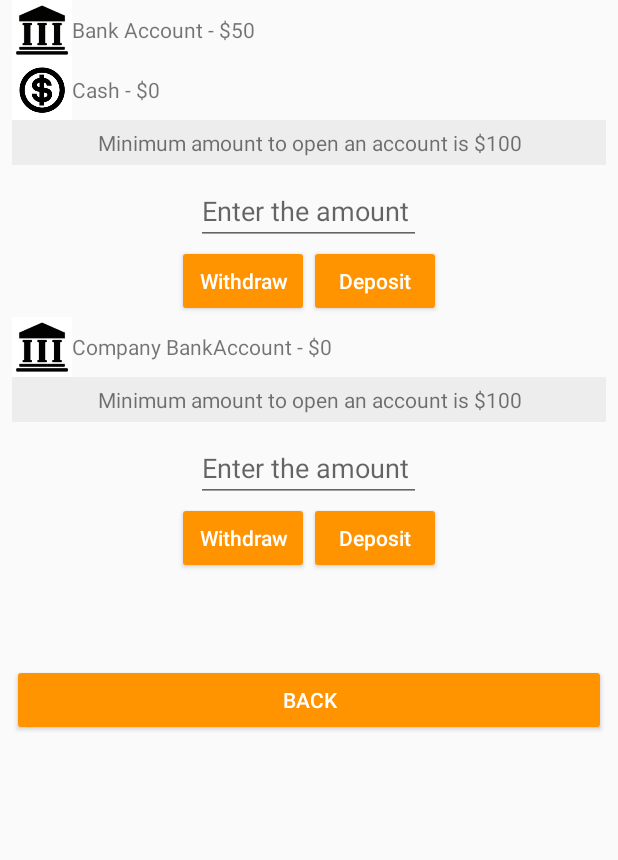
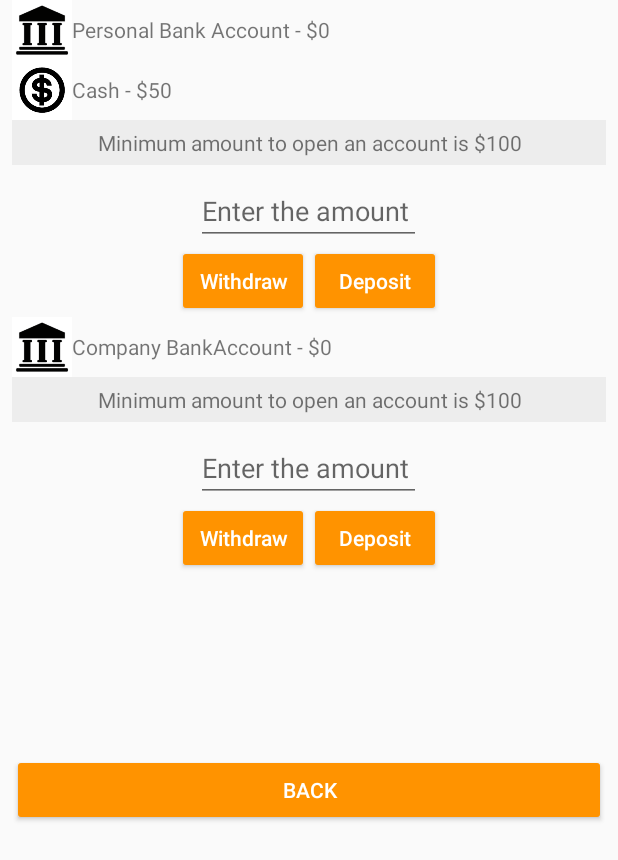
Before and after one commit to piashan/TG, an Android app: the fragment BankAccountFragment shown on its own in the app's theme, on a phone screen of 412 x 824 dp. Shown: the top 860 px of the screen. Run offline under Robolectric (Android 15) with nearby library versions, the phone set to English and light mode, and no system bars.

Commit message:
change Cassh stop rotation added database Personal bank account and company bank account

```diff
--- a/app/src/main/AndroidManifest.xml
+++ b/app/src/main/AndroidManifest.xml
@@ -12,7 +12,8 @@
         android:label="@string/app_name"
         android:supportsRtl="true"
         android:theme="@style/AppTheme">
-        <activity android:name=".MainActivity">
+        <activity android:name=".MainActivity"
+            android:screenOrientation="portrait">
             <intent-filter>
                 <action android:name="android.intent.action.MAIN" />
 
--- a/app/src/main/java/mp/piash/tg/database/TechGaintContract.java
+++ b/app/src/main/java/mp/piash/tg/database/TechGaintContract.java
@@ -12,7 +12,7 @@ public class TechGaintContract extends DatabaseHelper {
     private static final String SQL_CREATE_ENTRIES =
             "CREATE TABLE " + TechGaintTableColumns.TABLE_NAME + " ( " +
                     TechGaintTableColumns._ID +  " INTEGER"+ " PRIMERY KEY, "
-                    + TechGaintTableColumns.BANKACCOUNT +  " INTEGER," + TechGaintTableColumns.HEALTH +  " REAL," + TechGaintTableColumns.EXPERIENCE +  " REAL," + TechGaintTableColumns.COMPANY_EXPERIENCE +  " REAL" +" );";
+                    + TechGaintTableColumns.CASH +  " INTEGER," + TechGaintTableColumns.PERSONAL_BANK_ACCOUNT +  " INTEGER," + TechGaintTableColumns.COMPANY_BANK_ACCOUNT +  " INTEGER," + TechGaintTableColumns.HEALTH +  " REAL," + TechGaintTableColumns.EXPERIENCE +  " REAL," + TechGaintTableColumns.COMPANY_EXPERIENCE +  " REAL" +" );";
     private static final String SQL_CREATE_ENTRIES_TWO =
             "CREATE TABLE " + TechGaintTableColumns.TABLE_NAME_TWO+ " ( " +
                     TechGaintTableColumns._ID +  " INTEGER"+ " PRIMERY KEY, "
@@ -31,7 +31,12 @@ public class TechGaintContract extends DatabaseHelper {
         db.execSQL(SQL_CREATE_ENTRIES);
         db.execSQL(SQL_CREATE_ENTRIES_TWO);
         db.execSQL("insert into " + TechGaintTableColumns.TABLE_NAME + "(" + TechGaintTableColumns._ID   + ","
-                + TechGaintTableColumns.BANKACCOUNT + "," + TechGaintTableColumns.HEALTH + "," + TechGaintTableColumns.EXPERIENCE + "," + TechGaintTableColumns.COMPANY_EXPERIENCE + ") values(0,50,0,0,0)");
+                + TechGaintTableColumns.CASH + ","
+                + TechGaintTableColumns.PERSONAL_BANK_ACCOUNT + ","
+                + TechGaintTableColumns.COMPANY_BANK_ACCOUNT + ","
+                + TechGaintTableColumns.HEALTH + ","
+                + TechGaintTableColumns.EXPERIENCE + ","
+                + TechGaintTableColumns.COMPANY_EXPERIENCE + ") values(0,50,0,0,0,0,0)");
 
     }
 
@@ -52,12 +57,13 @@ public class TechGaintContract extends DatabaseHelper {
         public static final String TABLE_NAME = "TechGaintTableOne";
         public static final String TABLE_NAME_TWO = "TechGaintTableTwo";
         public static final String _ID = "Id";
-        public static final String BANKACCOUNT = "BankAccount";
-        public static final String COMPANYACCOUNT = "CompanyAccount";
-        public static final String HEALTH = "health";
-        public static final String EXPERIENCE = "experience";
-        public static final String COMPANY_EXPERIENCE = "companyexperience";
-        public static final String TRACE = "trace";
-        public static final String TITLE = "title";
+        public static final String CASH = "Cash";
+        public static final String PERSONAL_BANK_ACCOUNT = "PersonalBankAccount";
+        public static final String COMPANY_BANK_ACCOUNT = "CompanyBankAccount";
+        public static final String HEALTH = "Health";
+        public static final String EXPERIENCE = "Experience";
+        public static final String COMPANY_EXPERIENCE = "Companyexperience";
+        public static final String TRACE = "Trace";
+        public static final String TITLE = "Title";
     }
 }
--- a/app/src/main/java/mp/piash/tg/database/TechGaintHandler.java
+++ b/app/src/main/java/mp/piash/tg/database/TechGaintHandler.java
@@ -63,7 +63,7 @@ public class TechGaintHandler {
         ArrayList<Integer> contactList = new ArrayList<>();
 
         String[] projection = {
-                TechGaintContract.TechGaintTableColumns.BANKACCOUNT
+                TechGaintContract.TechGaintTableColumns.CASH
         };
         Cursor cursor = mDatabase.query(TechGaintContract.TechGaintTableColumns.TABLE_NAME, projection, null, null, null, null, null);
 
@@ -143,7 +143,7 @@ public class TechGaintHandler {
 
         this.open();
         ContentValues cv=new ContentValues();
-        cv.put(TechGaintContract.TechGaintTableColumns.BANKACCOUNT,balance);
+        cv.put(TechGaintContract.TechGaintTableColumns.CASH,balance);
 
 
         long check =mDatabase.update(TechGaintContract.TechGaintTableColumns.TABLE_NAME, cv, TechGaintContract.TechGaintTableColumns._ID + " = " + 0, null);
@@ -199,7 +199,7 @@ public class TechGaintHandler {
         this.open();
 
         Cursor cursor = mDatabase.query(TechGaintContract.TechGaintTableColumns.TABLE_NAME,
-                new String[]{TechGaintContract.TechGaintTableColumns._ID, TechGaintContract.TechGaintTableColumns.BANKACCOUNT},
+                new String[]{TechGaintContract.TechGaintTableColumns._ID, TechGaintContract.TechGaintTableColumns.CASH},
                 TechGaintContract.TechGaintTableColumns._ID + "=" + 0, null, null, null, null);
 
         cursor.moveToFirst();
--- a/app/src/main/java/mp/piash/tg/fragment/BankAccountFragment.java
+++ b/app/src/main/java/mp/piash/tg/fragment/BankAccountFragment.java
@@ -5,7 +5,6 @@ import android.app.Fragment;
 import android.content.DialogInterface;
 import android.os.Bundle;
 import android.support.v7.app.AlertDialog;
-import android.util.Log;
 import android.view.LayoutInflater;
 import android.view.View;
 import android.view.ViewGroup;
@@ -22,7 +21,9 @@ import mp.piash.tg.database.TechGaintHandler;
 public class BankAccountFragment extends Fragment {
 
     public static final String TAG ="Account";
-    private TextView mTextViewAccount;
+    private TextView mTextViewCash;
+    private TextView mTextViewPersonalBankAccount;
+    private TextView mTextViewCompanyBankAccount;
     private TextView mTextViewWithdraw;
     private TextView mTextViewDeposit;
     private TechGaintHandler mTechGaintHandler;
@@ -38,13 +39,14 @@ public class BankAccountFragment extends Fragment {
                              Bundle savedInstanceState) {
         // Inflate the layout for this fragment
         View view =  inflater.inflate(R.layout.fragment_bank_account, container, false);
-        mTextViewAccount = (TextView)view.findViewById(R.id.tvBankAccount);
+        mTextViewCash = (TextView)view.findViewById(R.id.tvCash);
+        mTextViewCompanyBankAccount = (TextView)view.findViewById(R.id.tvPersonalBankAccount);
         mTextViewWithdraw = (TextView)view.findViewById(R.id.tvWithdrawAmount);
         mTextViewDeposit = (TextView)view.findViewById(R.id.tvDepositAmount);
         mEditTextWithdrawAmount = (EditText)view.findViewById(R.id.etWithdrawAmount);
 
         mTechGaintHandler = new TechGaintHandler(getActivity());
-        mTextViewAccount.setText("Bank Account - $" +String.valueOf(mTechGaintHandler.getAllBalanceData().get(0)));
+        mTextViewCash.setText("Cash - $" +String.valueOf(mTechGaintHandler.getAllBalanceData().get(0)));
         clickEvent();
         return view;
     }
@@ -93,7 +95,7 @@ public class BankAccountFragment extends Fragment {
                 int total =  mTechGaintHandler.getAllBalanceData().get(0) + balance ;
                 mTechGaintHandler.updateBalance(total);
                 Toast.makeText(getActivity(), "your current Balance is "+mTechGaintHandler.getAllBalanceData().get(0), Toast.LENGTH_SHORT).show();
-                mTextViewAccount.setText("Bank Account - $" +String.valueOf(mTechGaintHandler.getAllBalanceData().get(0)));
+                mTextViewCash.setText("Cash - $" +String.valueOf(mTechGaintHandler.getAllBalanceData().get(0)));
                 dialog.dismiss();
             }
         });
@@ -125,7 +127,7 @@ public class BankAccountFragment extends Fragment {
                 int total = mTechGaintHandler.getAllBalanceData().get(0) - balance;
                 mTechGaintHandler.updateBalance(total);
                 Toast.makeText(getActivity(), "your current Balance is "+mTechGaintHandler.getAllBalanceData().get(0), Toast.LENGTH_SHORT).show();
-                mTextViewAccount.setText("Bank Account - $" +String.valueOf(mTechGaintHandler.getAllBalanceData().get(0)));
+                mTextViewCash.setText("Cash - $" +String.valueOf(mTechGaintHandler.getAllBalanceData().get(0)));
 
                 dialog.dismiss();
             }
--- a/app/src/main/res/layout/fragment_bank_account.xml
+++ b/app/src/main/res/layout/fragment_bank_account.xml
@@ -20,7 +20,7 @@
         <TextView
             android:layout_width="match_parent"
             android:layout_height="wrap_content"
-            android:id="@+id/tvBankAccount"
+            android:id="@+id/tvPersonalBankAccount"
             android:text="Personal Bank Account - $0"
             android:layout_gravity="center_vertical" />
     </LinearLayout>
@@ -89,7 +89,7 @@
         <TextView
             android:layout_width="match_parent"
             android:layout_height="wrap_content"
-            android:id="@+id/tvBankAccountCompany"
+            android:id="@+id/tvCompanyBankAccount"
             android:text="Company BankAccount - $0"
             android:layout_gravity="center_vertical" />
     </LinearLayout>
@@ -134,7 +134,7 @@
         android:layout_width="match_parent"
         android:layout_height="wrap_content"
         android:id="@+id/BackButton"
-        android:layout_marginTop="60dp"
+        android:layout_marginTop="120dp"
         android:textColor="@android:color/white"
         android:backgroundTint="@color/coloryellow"
         android:text="Back"/>
--- a/app/src/main/res/layout/fragment_detail.xml
+++ b/app/src/main/res/layout/fragment_detail.xml
@@ -18,7 +18,7 @@
         <TextView
             android:layout_width="match_parent"
             android:layout_height="wrap_content"
-            android:id="@+id/tvBankAccount"
+            android:id="@+id/tvPersonalBankAccount"
             android:layout_marginLeft="8dp"
             android:text="Bank Account - $0"
             android:layout_gravity="center_vertical" />
@@ -187,7 +187,7 @@
             android:layout_height="wrap_content"
             android:layout_marginRight="8dp"
             android:layout_gravity="center_vertical"
-            android:text="Eauity" />
+            android:text="Equity" />
         <RelativeLayout
             android:layout_width="match_parent"
             android:layout_height="wrap_content"
@@ -246,7 +246,7 @@
             android:layout_height="wrap_content"
             android:layout_marginRight="8dp"
             android:layout_gravity="center_vertical"
-            android:text="Compnany Experience" />
+            android:text="Company Experience" />
         <RelativeLayout
             android:layout_width="match_parent"
             android:layout_height="wrap_content"
--- a/app/src/main/res/layout/fragment_first.xml
+++ b/app/src/main/res/layout/fragment_first.xml
@@ -215,7 +215,7 @@
             android:layout_height="wrap_content"
             android:layout_marginRight="8dp"
             android:layout_gravity="center_vertical"
-            android:text="Eauity" />
+            android:text="Equity" />
         <RelativeLayout
             android:layout_width="match_parent"
             android:layout_height="wrap_content"
@@ -274,7 +274,7 @@
             android:layout_height="wrap_content"
             android:layout_marginRight="8dp"
             android:layout_gravity="center_vertical"
-            android:text="Compnany Experience" />
+            android:text="Company Experience" />
         <RelativeLayout
             android:layout_width="match_parent"
             android:layout_height="wrap_content"
```
Also changed, not shown: app/src/main/java/mp/piash/tg/fragment/DetailFragment.java (+5 -5 lines).
